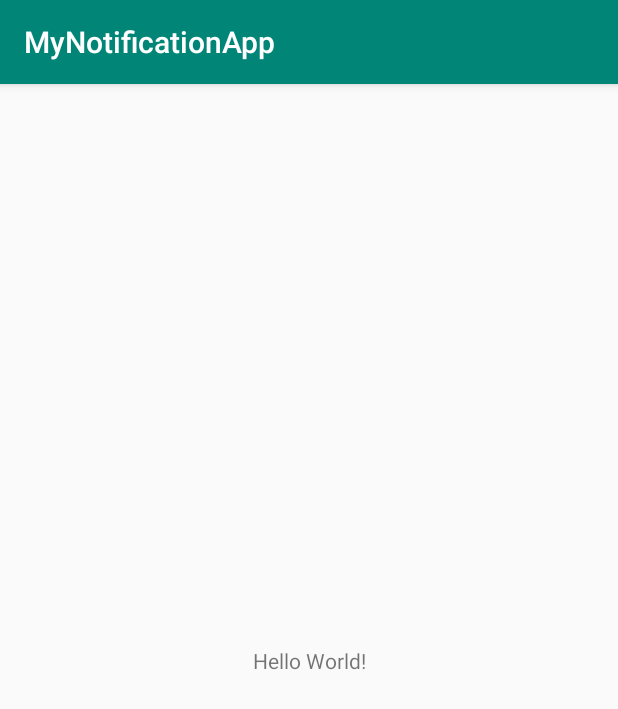
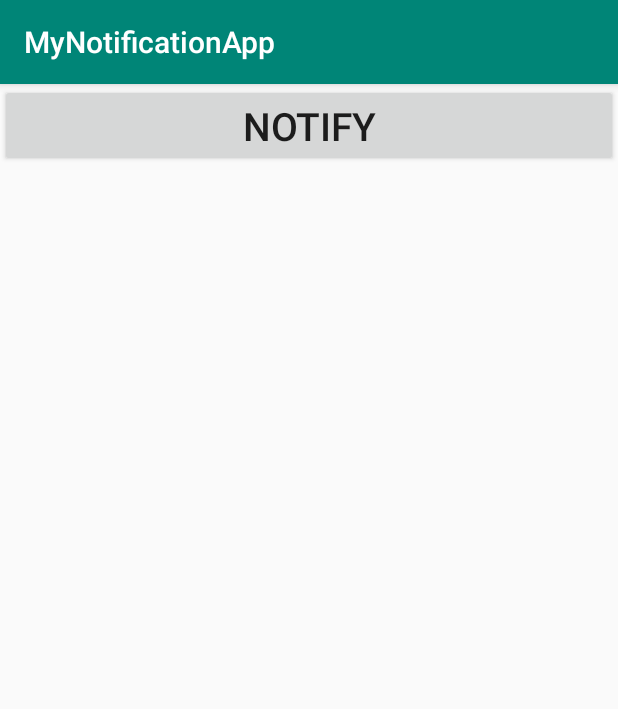
Before and after one commit to karishmacrao/android_learning, an Android app: the screen it shows after launch (MainActivity), on a phone screen of 412 x 824 dp. Shown: the top 709 px of the screen. Run offline under Robolectric (Android 15) with nearby library versions, the phone set to English and light mode, and no system bars.

Commit message:
Added simple notification app

```diff
--- a/MyNotificationApp/app/src/main/res/drawable-v24/ic_launcher_foreground.xml
+++ b/MyNotificationApp/app/src/main/res/drawable-v24/ic_launcher_foreground.xml
@@ -2,13 +2,13 @@
     xmlns:aapt="http://schemas.android.com/aapt"
     android:width="108dp"
     android:height="108dp"
-    android:viewportHeight="108"
-    android:viewportWidth="108">
+    android:viewportWidth="108"
+    android:viewportHeight="108">
     <path
         android:fillType="evenOdd"
         android:pathData="M32,64C32,64 38.39,52.99 44.13,50.95C51.37,48.37 70.14,49.57 70.14,49.57L108.26,87.69L108,109.01L75.97,107.97L32,64Z"
-        android:strokeColor="#00000000"
-        android:strokeWidth="1">
+        android:strokeWidth="1"
+        android:strokeColor="#00000000">
         <aapt:attr name="android:fillColor">
             <gradient
                 android:endX="78.5885"
@@ -29,6 +29,6 @@
         android:fillColor="#FFFFFF"
         android:fillType="nonZero"
         android:pathData="M66.94,46.02L66.94,46.02C72.44,50.07 76,56.61 76,64L32,64C32,56.61 35.56,50.11 40.98,46.06L36.18,41.19C35.45,40.45 35.45,39.3 36.18,38.56C36.91,37.81 38.05,37.81 38.78,38.56L44.25,44.05C47.18,42.57 50.48,41.71 54,41.71C57.48,41.71 60.78,42.57 63.68,44.05L69.11,38.56C69.84,37.81 70.98,37.81 71.71,38.56C72.44,39.3 72.44,40.45 71.71,41.19L66.94,46.02ZM62.94,56.92C64.08,56.92 65,56.01 65,54.88C65,53.76 64.08,52.85 62.94,52.85C61.8,52.85 60.88,53.76 60.88,54.88C60.88,56.01 61.8,56.92 62.94,56.92ZM45.06,56.92C46.2,56.92 47.13,56.01 47.13,54.88C47.13,53.76 46.2,52.85 45.06,52.85C43.92,52.85 43,53.76 43,54.88C43,56.01 43.92,56.92 45.06,56.92Z"
-        android:strokeColor="#00000000"
-        android:strokeWidth="1" />
+        android:strokeWidth="1"
+        android:strokeColor="#00000000" />
 </vector>
--- a/MyNotificationApp/app/src/main/res/layout/activity_main.xml
+++ b/MyNotificationApp/app/src/main/res/layout/activity_main.xml
@@ -1,19 +1,17 @@
 <?xml version="1.0" encoding="utf-8"?>
-<androidx.constraintlayout.widget.ConstraintLayout
-    xmlns:android="http://schemas.android.com/apk/res/android"
+<LinearLayout xmlns:android="http://schemas.android.com/apk/res/android"
+    xmlns:app="http://schemas.android.com/apk/res-auto"
     xmlns:tools="http://schemas.android.com/tools"
-    xmlns:app="http://schemas.android.com/apk/res-auto"
     android:layout_width="match_parent"
     android:layout_height="match_parent"
+    android:orientation="vertical"
     tools:context=".MainActivity">
 
-    <TextView
-        android:layout_width="wrap_content"
-        android:layout_height="wrap_content"
-        android:text="Hello World!"
-        app:layout_constraintBottom_toBottomOf="parent"
-        app:layout_constraintLeft_toLeftOf="parent"
-        app:layout_constraintRight_toRightOf="parent"
-        app:layout_constraintTop_toTopOf="parent" />
+   <Button
+       android:id="@+id/notificationBtn"
+       android:text="Notify"
+       android:textSize="26sp"
+       android:layout_width="match_parent"
+       android:layout_height="wrap_content" />
 
-</androidx.constraintlayout.widget.ConstraintLayout>
+</LinearLayout>
--- a/MyNotificationApp/app/src/main/res/mipmap-anydpi-v26/ic_launcher.xml
+++ b/MyNotificationApp/app/src/main/res/mipmap-anydpi-v26/ic_launcher.xml
@@ -1,5 +1,5 @@
 <?xml version="1.0" encoding="utf-8"?>
 <adaptive-icon xmlns:android="http://schemas.android.com/apk/res/android">
-    <background android:drawable="@drawable/ic_launcher_background"/>
-    <foreground android:drawable="@drawable/ic_launcher_foreground"/>
+    <background android:drawable="@drawable/ic_launcher_background" />
+    <foreground android:drawable="@drawable/ic_launcher_foreground" />
 </adaptive-icon>
--- a/MyNotificationApp/app/src/main/res/mipmap-anydpi-v26/ic_launcher_round.xml
+++ b/MyNotificationApp/app/src/main/res/mipmap-anydpi-v26/ic_launcher_round.xml
@@ -1,5 +1,5 @@
 <?xml version="1.0" encoding="utf-8"?>
 <adaptive-icon xmlns:android="http://schemas.android.com/apk/res/android">
-    <background android:drawable="@drawable/ic_launcher_background"/>
-    <foreground android:drawable="@drawable/ic_launcher_foreground"/>
+    <background android:drawable="@drawable/ic_launcher_background" />
+    <foreground android:drawable="@drawable/ic_launcher_foreground" />
 </adaptive-icon>
--- a/MyNotificationApp/app/src/main/res/values/strings.xml
+++ b/MyNotificationApp/app/src/main/res/values/strings.xml
@@ -1,3 +1,5 @@
 <resources>
     <string name="app_name">MyNotificationApp</string>
+    <string name="channel_name">channel</string>
+    <string name="snooze">Check it out later</string>
 </resources>
--- a/MyNotificationApp/gradle.properties
+++ b/MyNotificationApp/gradle.properties
@@ -1,21 +1,16 @@
 # Project-wide Gradle settings.
-
 # IDE (e.g. Android Studio) users:
 # Gradle settings configured through the IDE *will override*
 # any settings specified in this file.
-
 # For more details on how to configure your build environment visit
 # http://www.gradle.org/docs/current/userguide/build_environment.html
-
 # Specifies the JVM arguments used for the daemon process.
 # The setting is particularly useful for tweaking memory settings.
 org.gradle.jvmargs=-Xmx1536m
-
 # When configured, Gradle will run in incubating parallel mode.
 # This option should only be used with decoupled projects. More details, visit
 # http://www.gradle.org/docs/current/userguide/multi_project_builds.html#sec:decoupled_projects
 # org.gradle.parallel=true
-
 # AndroidX package structure to make it clearer which packages are bundled with the
 # Android operating system, and which are packaged with your app's APK
 # https://developer.android.com/topic/libraries/support-library/androidx-rn
```
Also changed, not shown: MyNotificationApp/app/build.gradle (+5 -3 lines), MyNotificationApp/app/src/main/AndroidManifest.xml (+13 -4 lines), MyNotificationApp/app/src/main/java/com/example/mynotificationapp/AlertDetails.java (deleted, +0 -14 lines), MyNotificationApp/app/src/main/java/com/example/mynotificationapp/MainActivity.java (+69 -0 lines), MyNotificationApp/app/src/main/res/layout/activity_alert_details.xml (deleted, +0 -9 lines), MyNotificationApp/app/src/main/ic_notification-web.png (deleted), MyNotificationApp/app/src/main/ic_snooze-web.png (deleted), MyNotificationApp/app/src/main/res/mipmap-hdpi/ic_app.png (added), MyNotificationApp/app/src/main/res/mipmap-mdpi/ic_app.png (added), MyNotificationApp/app/src/main/res/mipmap-xhdpi/ic_app.png (added), MyNotificationApp/app/src/main/res/mipmap-xxhdpi/ic_app.png (added), MyNotificationApp/app/src/main/res/mipmap-xxxhdpi/ic_app.png (added), 1 other file.
